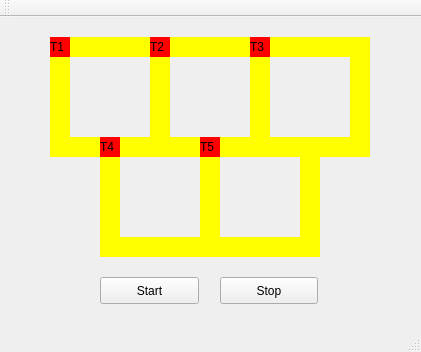
The window that mainwindow.ui (bigodel/uai) describes before a commit, drawn with Qt 5.
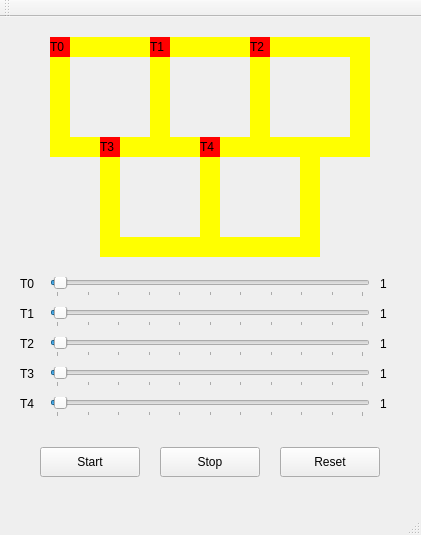
The same window after the commit.

Patch:
```diff
--- a/mainwindow.ui
+++ b/mainwindow.ui
@@ -7,96 +7,16 @@
     <x>0</x>
     <y>0</y>
     <width>421</width>
-    <height>352</height>
+    <height>535</height>
    </rect>
   </property>
   <property name="windowTitle">
    <string>MainWindow</string>
   </property>
   <widget class="QWidget" name="centralWidget">
-   <widget class="QLabel" name="label_train1">
+   <widget class="QLabel" name="label_trail0">
     <property name="geometry">
      <rect>
-      <x>50</x>
-      <y>20</y>
-      <width>20</width>
-      <height>20</height>
-     </rect>
-    </property>
-    <property name="styleSheet">
-     <string notr="true">QLabel { background: red}</string>
-    </property>
-    <property name="text">
-     <string>T1</string>
-    </property>
-   </widget>
-   <widget class="QLabel" name="label_train2">
-    <property name="geometry">
-     <rect>
-      <x>150</x>
-      <y>20</y>
-      <width>20</width>
-      <height>20</height>
-     </rect>
-    </property>
-    <property name="styleSheet">
-     <string notr="true">QLabel { background: red}</string>
-    </property>
-    <property name="text">
-     <string>T2</string>
-    </property>
-   </widget>
-   <widget class="QLabel" name="label_train3">
-    <property name="geometry">
-     <rect>
-      <x>250</x>
-      <y>20</y>
-      <width>20</width>
-      <height>20</height>
-     </rect>
-    </property>
-    <property name="styleSheet">
-     <string notr="true">QLabel { background: red}</string>
-    </property>
-    <property name="text">
-     <string>T3</string>
-    </property>
-   </widget>
-   <widget class="QLabel" name="label_train4">
-    <property name="geometry">
-     <rect>
-      <x>100</x>
-      <y>120</y>
-      <width>20</width>
-      <height>20</height>
-     </rect>
-    </property>
-    <property name="styleSheet">
-     <string notr="true">QLabel { background: red}</string>
-    </property>
-    <property name="text">
-     <string>T4</string>
-    </property>
-   </widget>
-   <widget class="QLabel" name="label_train5">
-    <property name="geometry">
-     <rect>
-      <x>200</x>
-      <y>120</y>
-      <width>20</width>
-      <height>20</height>
-     </rect>
-    </property>
-    <property name="styleSheet">
-     <string notr="true">QLabel { background: red}</string>
-    </property>
-    <property name="text">
-     <string>T5</string>
-    </property>
-   </widget>
-   <widget class="QLabel" name="label_trail01">
-    <property name="geometry">
-     <rect>
       <x>70</x>
       <y>20</y>
       <width>80</width>
@@ -110,7 +30,7 @@
      <string/>
     </property>
    </widget>
-   <widget class="QLabel" name="label_trail02">
+   <widget class="QLabel" name="label_trail1">
     <property name="geometry">
      <rect>
       <x>150</x>
@@ -126,7 +46,7 @@
      <string/>
     </property>
    </widget>
-   <widget class="QLabel" name="label_trail03">
+   <widget class="QLabel" name="label_trail2">
     <property name="geometry">
      <rect>
       <x>70</x>
@@ -142,7 +62,7 @@
      <string/>
     </property>
    </widget>
-   <widget class="QLabel" name="label_trail04">
+   <widget class="QLabel" name="label_trail3">
     <property name="geometry">
      <rect>
       <x>50</x>
@@ -158,7 +78,7 @@
      <string/>
     </property>
    </widget>
-   <widget class="QLabel" name="label_trail05">
+   <widget class="QLabel" name="label_trail4">
     <property name="geometry">
      <rect>
       <x>170</x>
@@ -174,7 +94,7 @@
      <string/>
     </property>
    </widget>
-   <widget class="QLabel" name="label_trail06">
+   <widget class="QLabel" name="label_trail5">
     <property name="geometry">
      <rect>
       <x>250</x>
@@ -190,7 +110,7 @@
      <string/>
     </property>
    </widget>
-   <widget class="QLabel" name="label_trail07">
+   <widget class="QLabel" name="label_trail6">
     <property name="geometry">
      <rect>
       <x>170</x>
@@ -206,7 +126,7 @@
      <string/>
     </property>
    </widget>
-   <widget class="QLabel" name="label_trail08">
+   <widget class="QLabel" name="label_trail7">
     <property name="geometry">
      <rect>
       <x>270</x>
@@ -222,7 +142,7 @@
      <string/>
     </property>
    </widget>
-   <widget class="QLabel" name="label_trail09">
+   <widget class="QLabel" name="label_trail8">
     <property name="geometry">
      <rect>
       <x>350</x>
@@ -238,13 +158,29 @@
      <string/>
     </property>
    </widget>
+   <widget class="QLabel" name="label_trail9">
+    <property name="geometry">
+     <rect>
+      <x>270</x>
+      <y>120</y>
+      <width>80</width>
+      <height>20</height>
+     </rect>
+    </property>
+    <property name="styleSheet">
+     <string notr="true">QLabel { background: yellow}</string>
+    </property>
+    <property name="text">
+     <string/>
+    </property>
+   </widget>
    <widget class="QLabel" name="label_trail10">
     <property name="geometry">
      <rect>
-      <x>270</x>
-      <y>120</y>
-      <width>80</width>
-      <height>20</height>
+      <x>200</x>
+      <y>140</y>
+      <width>20</width>
+      <height>100</height>
      </rect>
     </property>
     <property name="styleSheet">
@@ -257,22 +193,6 @@
    <widget class="QLabel" name="label_trail11">
     <property name="geometry">
      <rect>
-      <x>200</x>
-      <y>140</y>
-      <width>20</width>
-      <height>100</height>
-     </rect>
-    </property>
-    <property name="styleSheet">
-     <string notr="true">QLabel { background: yellow}</string>
-    </property>
-    <property name="text">
-     <string/>
-    </property>
-   </widget>
-   <widget class="QLabel" name="label_trail12">
-    <property name="geometry">
-     <rect>
       <x>120</x>
       <y>220</y>
       <width>80</width>
@@ -286,7 +206,7 @@
      <string/>
     </property>
    </widget>
-   <widget class="QLabel" name="label_trail13">
+   <widget class="QLabel" name="label_trail12">
     <property name="geometry">
      <rect>
       <x>100</x>
@@ -302,25 +222,25 @@
      <string/>
     </property>
    </widget>
-   <widget class="QLabel" name="label_trail15">
-    <property name="geometry">
-     <rect>
-      <x>220</x>
-      <y>220</y>
-      <width>80</width>
-      <height>20</height>
-     </rect>
-    </property>
-    <property name="styleSheet">
-     <string notr="true">QLabel { background: yellow}</string>
-    </property>
-    <property name="text">
-     <string/>
-    </property>
-   </widget>
    <widget class="QLabel" name="label_trail14">
     <property name="geometry">
      <rect>
+      <x>220</x>
+      <y>220</y>
+      <width>80</width>
+      <height>20</height>
+     </rect>
+    </property>
+    <property name="styleSheet">
+     <string notr="true">QLabel { background: yellow}</string>
+    </property>
+    <property name="text">
+     <string/>
+    </property>
+   </widget>
+   <widget class="QLabel" name="label_trail13">
+    <property name="geometry">
+     <rect>
       <x>300</x>
       <y>140</y>
       <width>20</width>
@@ -337,10 +257,10 @@
    <widget class="QPushButton" name="button_start">
     <property name="geometry">
      <rect>
-      <x>100</x>
-      <y>260</y>
-      <width>99</width>
-      <height>27</height>
+      <x>40</x>
+      <y>430</y>
+      <width>100</width>
+      <height>30</height>
      </rect>
     </property>
     <property name="text">
@@ -350,38 +270,379 @@
    <widget class="QPushButton" name="button_stop">
     <property name="geometry">
      <rect>
-      <x>220</x>
-      <y>260</y>
-      <width>98</width>
-      <height>27</height>
+      <x>160</x>
+      <y>430</y>
+      <width>100</width>
+      <height>30</height>
      </rect>
     </property>
     <property name="text">
      <string>Stop</string>
     </property>
    </widget>
-   <zorder>label_trail01</zorder>
-   <zorder>label_trail02</zorder>
-   <zorder>label_trail03</zorder>
-   <zorder>label_trail04</zorder>
-   <zorder>label_trail05</zorder>
-   <zorder>label_trail06</zorder>
-   <zorder>label_trail07</zorder>
-   <zorder>label_trail08</zorder>
-   <zorder>label_trail09</zorder>
-   <zorder>label_trail10</zorder>
-   <zorder>label_trail11</zorder>
-   <zorder>label_trail12</zorder>
-   <zorder>label_trail13</zorder>
-   <zorder>label_trail15</zorder>
-   <zorder>label_trail14</zorder>
-   <zorder>button_start</zorder>
-   <zorder>button_stop</zorder>
-   <zorder>label_train1</zorder>
-   <zorder>label_train2</zorder>
-   <zorder>label_train3</zorder>
-   <zorder>label_train4</zorder>
-   <zorder>label_train5</zorder>
+   <widget class="QLabel" name="label_train0">
+    <property name="geometry">
+     <rect>
+      <x>50</x>
+      <y>20</y>
+      <width>20</width>
+      <height>20</height>
+     </rect>
+    </property>
+    <property name="styleSheet">
+     <string notr="true">QLabel { background: red}</string>
+    </property>
+    <property name="text">
+     <string>T0</string>
+    </property>
+   </widget>
+   <widget class="QLabel" name="label_train1">
+    <property name="geometry">
+     <rect>
+      <x>150</x>
+      <y>20</y>
+      <width>20</width>
+      <height>20</height>
+     </rect>
+    </property>
+    <property name="styleSheet">
+     <string notr="true">QLabel { background: red}</string>
+    </property>
+    <property name="text">
+     <string>T1</string>
+    </property>
+   </widget>
+   <widget class="QLabel" name="label_train2">
+    <property name="geometry">
+     <rect>
+      <x>250</x>
+      <y>20</y>
+      <width>20</width>
+      <height>20</height>
+     </rect>
+    </property>
+    <property name="styleSheet">
+     <string notr="true">QLabel { background: red}</string>
+    </property>
+    <property name="text">
+     <string>T2</string>
+    </property>
+   </widget>
+   <widget class="QLabel" name="label_train3">
+    <property name="geometry">
+     <rect>
+      <x>100</x>
+      <y>120</y>
+      <width>20</width>
+      <height>20</height>
+     </rect>
+    </property>
+    <property name="styleSheet">
+     <string notr="true">QLabel { background: red}</string>
+    </property>
+    <property name="text">
+     <string>T3</string>
+    </property>
+   </widget>
+   <widget class="QLabel" name="label_train4">
+    <property name="geometry">
+     <rect>
+      <x>200</x>
+      <y>120</y>
+      <width>20</width>
+      <height>20</height>
+     </rect>
+    </property>
+    <property name="styleSheet">
+     <string notr="true">QLabel { background: red}</string>
+    </property>
+    <property name="text">
+     <string>T4</string>
+    </property>
+   </widget>
+   <widget class="QPushButton" name="button_reset">
+    <property name="geometry">
+     <rect>
+      <x>280</x>
+      <y>430</y>
+      <width>100</width>
+      <height>30</height>
+     </rect>
+    </property>
+    <property name="text">
+     <string>Reset</string>
+    </property>
+   </widget>
+   <widget class="QSlider" name="slider_train0">
+    <property name="geometry">
+     <rect>
+      <x>50</x>
+      <y>260</y>
+      <width>320</width>
+      <height>20</height>
+     </rect>
+    </property>
+    <property name="minimum">
+     <number>0</number>
+    </property>
+    <property name="maximum">
+     <number>100</number>
+    </property>
+    <property name="sliderPosition">
+     <number>1</number>
+    </property>
+    <property name="orientation">
+     <enum>Qt::Horizontal</enum>
+    </property>
+    <property name="tickPosition">
+     <enum>QSlider::TicksBelow</enum>
+    </property>
+    <property name="tickInterval">
+     <number>10</number>
+    </property>
+   </widget>
+   <widget class="QSlider" name="slider_train1">
+    <property name="geometry">
+     <rect>
+      <x>50</x>
+      <y>290</y>
+      <width>320</width>
+      <height>20</height>
+     </rect>
+    </property>
+    <property name="minimum">
+     <number>0</number>
+    </property>
+    <property name="maximum">
+     <number>100</number>
+    </property>
+    <property name="sliderPosition">
+     <number>1</number>
+    </property>
+    <property name="orientation">
+     <enum>Qt::Horizontal</enum>
+    </property>
+    <property name="tickPosition">
+     <enum>QSlider::TicksBelow</enum>
+    </property>
+    <property name="tickInterval">
+     <number>10</number>
+    </property>
+   </widget>
+   <widget class="QSlider" name="slider_train2">
+    <property name="geometry">
+     <rect>
+      <x>50</x>
+      <y>320</y>
+      <width>320</width>
+      <height>20</height>
+     </rect>
+    </property>
+    <property name="minimum">
+     <number>0</number>
+    </property>
+    <property name="maximum">
+     <number>100</number>
+    </property>
+    <property name="value">
+     <number>1</number>
+    </property>
+    <property name="orientation">
+     <enum>Qt::Horizontal</enum>
+    </property>
+    <property name="tickPosition">
+     <enum>QSlider::TicksBelow</enum>
+    </property>
+    <property name="tickInterval">
+     <number>10</number>
+    </property>
+   </widget>
+   <widget class="QSlider" name="slider_train3">
+    <property name="geometry">
+     <rect>
+      <x>50</x>
+      <y>350</y>
+      <width>320</width>
+      <height>20</height>
+     </rect>
+    </property>
+    <property name="minimum">
+     <number>0</number>
+    </property>
+    <property name="maximum">
+     <number>100</number>
+    </property>
+    <property name="value">
+     <number>1</number>
+    </property>
+    <property name="orientation">
+     <enum>Qt::Horizontal</enum>
+    </property>
+    <property name="tickPosition">
+     <enum>QSlider::TicksBelow</enum>
+    </property>
+    <property name="tickInterval">
+     <number>10</number>
+    </property>
+   </widget>
+   <widget class="QSlider" name="slider_train4">
+    <property name="geometry">
+     <rect>
+      <x>50</x>
+      <y>380</y>
+      <width>320</width>
+      <height>20</height>
+     </rect>
+    </property>
+    <property name="minimum">
+     <number>0</number>
+    </property>
+    <property name="maximum">
+     <number>100</number>
+    </property>
+    <property name="value">
+     <number>1</number>
+    </property>
+    <property name="orientation">
+     <enum>Qt::Horizontal</enum>
+    </property>
+    <property name="tickPosition">
+     <enum>QSlider::TicksBelow</enum>
+    </property>
+    <property name="tickInterval">
+     <number>10</number>
+    </property>
+   </widget>
+   <widget class="QLabel" name="label_slider0">
+    <property name="geometry">
+     <rect>
+      <x>20</x>
+      <y>260</y>
+      <width>20</width>
+      <height>14</height>
+     </rect>
+    </property>
+    <property name="text">
+     <string>T0</string>
+    </property>
+   </widget>
+   <widget class="QLabel" name="label_slider1">
+    <property name="geometry">
+     <rect>
+      <x>20</x>
+      <y>290</y>
+      <width>20</width>
+      <height>14</height>
+     </rect>
+    </property>
+    <property name="text">
+     <string>T1</string>
+    </property>
+   </widget>
+   <widget class="QLabel" name="label_slider3">
+    <property name="geometry">
+     <rect>
+      <x>20</x>
+      <y>350</y>
+      <width>20</width>
+      <height>14</height>
+     </rect>
+    </property>
+    <property name="text">
+     <string>T3</string>
+    </property>
+   </widget>
+   <widget class="QLabel" name="label_slider4">
+    <property name="geometry">
+     <rect>
+      <x>20</x>
+      <y>380</y>
+      <width>20</width>
+      <height>14</height>
+     </rect>
+    </property>
+    <property name="text">
+     <string>T4</string>
+    </property>
+   </widget>
+   <widget class="QLabel" name="label_slider2">
+    <property name="geometry">
+     <rect>
+      <x>20</x>
+      <y>320</y>
+      <width>20</width>
+      <height>14</height>
+     </rect>
+    </property>
+    <property name="text">
+     <string>T2</string>
+    </property>
+   </widget>
+   <widget class="QLabel" name="label_speed1">
+    <property name="geometry">
+     <rect>
+      <x>380</x>
+      <y>290</y>
+      <width>25</width>
+      <height>14</height>
+     </rect>
+    </property>
+    <property name="text">
+     <string>1</string>
+    </property>
+   </widget>
+   <widget class="QLabel" name="label_speed2">
+    <property name="geometry">
+     <rect>
+      <x>380</x>
+      <y>320</y>
+      <width>25</width>
+      <height>14</height>
+     </rect>
+    </property>
+    <property name="text">
+     <string>1</string>
+    </property>
+   </widget>
+   <widget class="QLabel" name="label_speed4">
+    <property name="geometry">
+     <rect>
+      <x>380</x>
+      <y>380</y>
+      <width>25</width>
+      <height>14</height>
+     </rect>
+    </property>
+    <property name="text">
+     <string>1</string>
+    </property>
+   </widget>
+   <widget class="QLabel" name="label_speed0">
+    <property name="geometry">
+     <rect>
+      <x>380</x>
+      <y>260</y>
+      <width>25</width>
+      <height>14</height>
+     </rect>
+    </property>
+    <property name="text">
+     <string>1</string>
+    </property>
+   </widget>
+   <widget class="QLabel" name="label_speed3">
+    <property name="geometry">
+     <rect>
+      <x>380</x>
+      <y>350</y>
+      <width>25</width>
+      <height>14</height>
+     </rect>
+    </property>
+    <property name="text">
+     <string>1</string>
+    </property>
+   </widget>
   </widget>
   <widget class="QMenuBar" name="menuBar">
    <property name="geometry">
```
